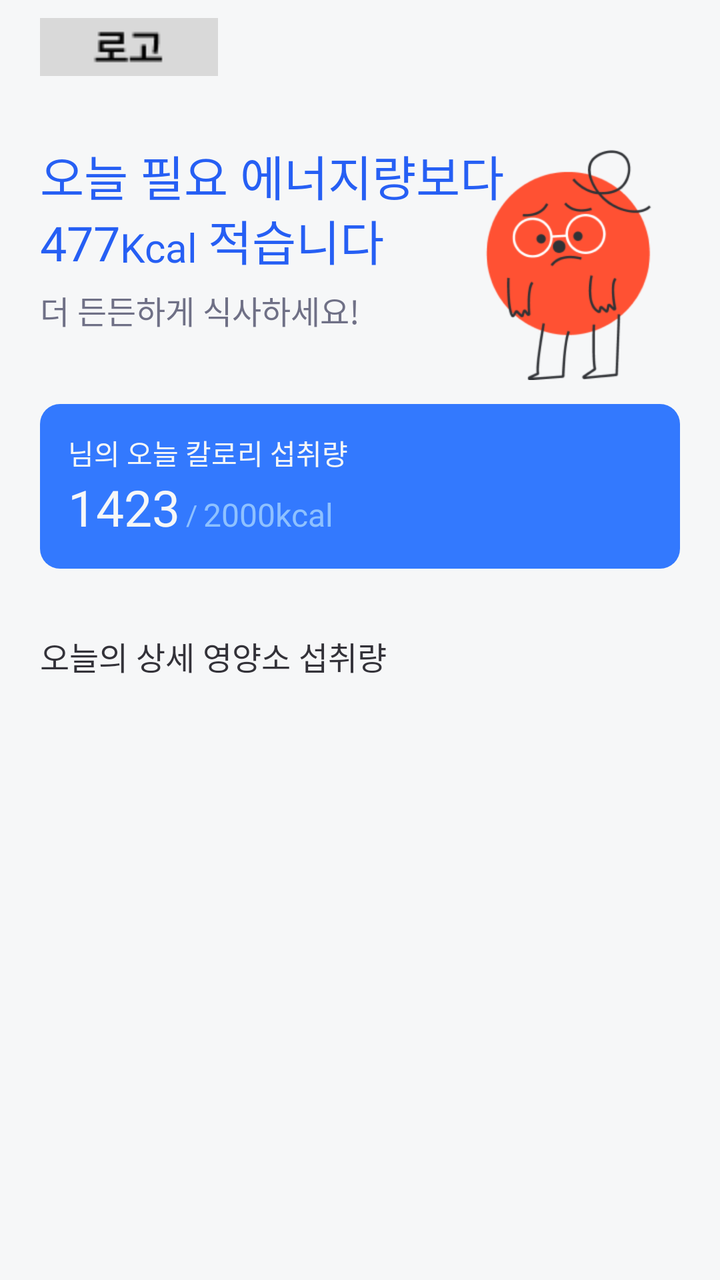
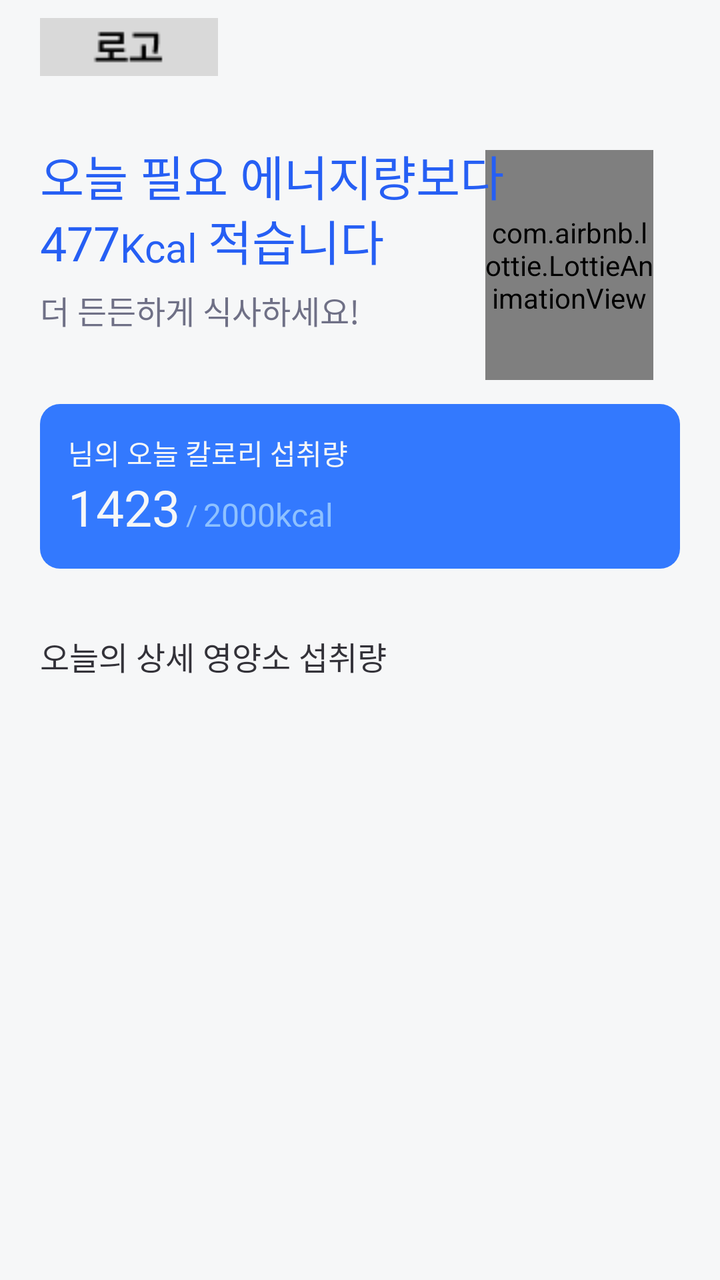

Before-and-after screenshots of an Android layout around one commit, followed by the original layout XML and the change that was made.
<!-- AndroidManifest.xml: application theme Theme.BeYourEyes -->
<!-- res/layout/fragment_home.xml -->
<?xml version="1.0" encoding="utf-8"?>
<ScrollView xmlns:android="http://schemas.android.com/apk/res/android"
    xmlns:app="http://schemas.android.com/apk/res-auto"
    xmlns:tools="http://schemas.android.com/tools"
    android:id="@+id/layout"
    android:layout_width="match_parent"
    android:layout_height="match_parent"
    android:background="@color/gray_50"
    android:scrollbarSize="0dp"
    tools:context=".ui.home.HomeFragment">


    <androidx.constraintlayout.widget.ConstraintLayout
        android:layout_width="match_parent"
        android:layout_height="wrap_content">

        <ImageView
            android:id="@+id/logo"
            android:layout_width="wrap_content"
            android:layout_height="wrap_content"
            android:layout_marginStart="20dp"
            android:layout_marginTop="9dp"
            android:src="@drawable/tmp_home_logo"
            app:layout_constraintStart_toStartOf="parent"
            app:layout_constraintTop_toTopOf="parent" />

        <androidx.constraintlayout.widget.ConstraintLayout
            android:id="@+id/topMsgLayout"
            android:layout_width="match_parent"
            android:layout_height="wrap_content"
            android:layout_marginStart="20dp"
            android:layout_marginTop="70dp"
            android:layout_marginEnd="20dp"
            app:layout_constraintEnd_toEndOf="parent"
            app:layout_constraintStart_toStartOf="parent"
            app:layout_constraintTop_toTopOf="parent">

            <ImageView
                android:id="@+id/topCharacter"
                android:layout_width="84dp"
                android:layout_height="115dp"
                android:layout_marginTop="5dp"
                android:layout_marginEnd="14dp"
                android:src="@drawable/home_sad"
                app:layout_constraintBottom_toBottomOf="parent"
                app:layout_constraintEnd_toEndOf="parent"
                app:layout_constraintHorizontal_bias="1.0"
                app:layout_constraintStart_toEndOf="@+id/topMsg1"
                app:layout_constraintTop_toTopOf="parent"
                app:layout_constraintVertical_bias="1.0" />

            <TextView
                android:id="@+id/topMsg1"
                android:layout_width="wrap_content"
                android:layout_height="wrap_content"
                android:fontFamily="@font/wanted_sans_bold"
                android:text="@string/home_overview_msg1"
                android:textColor="@color/blue_600"
                android:textSize="24sp"
                app:layout_constraintStart_toStartOf="parent"
                app:layout_constraintTop_toTopOf="parent" />

            <TextView
                android:id="@+id/topMsg2"
                android:layout_width="wrap_content"
                android:layout_height="wrap_content"
                android:layout_marginStart="5dp"
                android:fontFamily="@font/wanted_sans_bold"
                android:text="@string/home_overview_msg2_when_less"
                android:textColor="@color/blue_600"
                android:textSize="24sp"
                app:layout_constraintBottom_toBottomOf="@+id/topMsgKcal"
                app:layout_constraintStart_toEndOf="@+id/topMsgKcalUnit" />

            <TextView
                android:id="@+id/topMsgKcal"
                android:layout_width="wrap_content"
                android:layout_height="wrap_content"
                android:fontFamily="@font/wanted_sans_extra_black"
                android:text="@string/tmp_home_kcal_diff_value"
                android:textColor="@color/blue_600"
                android:textSize="24sp"
                app:layout_constraintStart_toStartOf="parent"
                app:layout_constraintTop_toBottomOf="@+id/topMsg1" />

            <TextView
                android:id="@+id/topMsgKcalUnit"
                android:layout_width="wrap_content"
                android:layout_height="wrap_content"
                android:fontFamily="@font/wanted_sans_extra_bold"
                android:text="@string/home_overview_kcal_unit"
                android:textColor="@color/blue_600"
                android:textSize="20sp"
                app:layout_constraintBottom_toBottomOf="@+id/topMsgKcal"
                app:layout_constraintStart_toEndOf="@+id/topMsgKcal"
                app:layout_constraintTop_toTopOf="@+id/topMsgKcal"
                app:layout_constraintVertical_bias="0.93" />

            <TextView
                android:id="@+id/topMsgSmall"
                android:layout_width="wrap_content"
                android:layout_height="wrap_content"
                android:layout_marginTop="6dp"
                android:fontFamily="@font/wanted_sans_semi_bold"
                android:text="@string/home_advice_when_less"
                android:textColor="@color/gray_700"
                android:textSize="16sp"
                app:layout_constraintStart_toStartOf="parent"
                app:layout_constraintTop_toBottomOf="@+id/topMsgKcal" />
        </androidx.constraintlayout.widget.ConstraintLayout>

        <androidx.constraintlayout.widget.ConstraintLayout
            android:id="@+id/todayKcalLayout"
            android:layout_width="match_parent"
            android:layout_height="wrap_content"
            android:layout_marginStart="20dp"
            android:layout_marginTop="12dp"
            android:layout_marginEnd="20dp"
            android:background="@drawable/shape_background_b500_10"
            android:padding="14dp"
            app:layout_constraintEnd_toEndOf="parent"
            app:layout_constraintStart_toStartOf="parent"
            app:layout_constraintTop_toBottomOf="@id/topMsgLayout">

            <TextView
                android:id="@+id/todayKcalLabel"
                android:layout_width="wrap_content"
                android:layout_height="wrap_content"
                android:fontFamily="@font/wanted_sans_bold"
                android:text="@string/home_today_kcal_label"
                android:textColor="@color/gray_50"
                android:textSize="14sp"
                app:layout_constraintStart_toStartOf="parent"
                app:layout_constraintTop_toTopOf="parent" />

            <TextView
                android:id="@+id/kcalToday"
                android:layout_width="wrap_content"
                android:layout_height="wrap_content"
                android:fontFamily="@font/wanted_sans_bold"
                android:text="@string/tmp_home_kcal_value"
                android:textColor="@color/gray_50"
                android:textSize="25sp"
                app:layout_constraintStart_toStartOf="parent"
                app:layout_constraintTop_toBottomOf="@+id/todayKcalLabel" />

            <TextView
                android:id="@+id/kcalSlash"
                android:layout_width="wrap_content"
                android:layout_height="wrap_content"
                android:layout_marginStart="3dp"
                android:fontFamily="@font/wanted_sans_extra_bold"
                android:text="@string/home_slash"
                android:textColor="@color/blue_300"
                android:textSize="14sp"
                app:layout_constraintBottom_toBottomOf="@+id/kcalToday"
                app:layout_constraintStart_toEndOf="@+id/kcalToday"
                app:layout_constraintTop_toTopOf="@+id/kcalToday"
                app:layout_constraintVertical_bias="0.75" />

            <TextView
                android:id="@+id/kcalGoal"
                android:layout_width="wrap_content"
                android:layout_height="wrap_content"
                android:layout_marginStart="3dp"
                android:fontFamily="@font/wanted_sans_extra_bold"
                android:text="@string/tmp_home_kcal_daily_value"
                android:textColor="@color/blue_300"
                android:textSize="16sp"
                app:layout_constraintBottom_toBottomOf="@+id/kcalSlash"
                app:layout_constraintStart_toEndOf="@+id/kcalSlash"
                app:layout_constraintTop_toTopOf="@+id/kcalSlash" />

        </androidx.constraintlayout.widget.ConstraintLayout>

        <androidx.constraintlayout.widget.ConstraintLayout
            android:id="@+id/todayNutriLayout"
            android:layout_width="0dp"
            android:layout_height="wrap_content"
            android:layout_marginTop="32dp"
            android:layout_marginBottom="30dp"
            app:layout_constraintBottom_toBottomOf="parent"
            app:layout_constraintEnd_toEndOf="parent"
            app:layout_constraintStart_toStartOf="parent"
            app:layout_constraintTop_toBottomOf="@id/todayKcalLayout"
            app:layout_constraintVertical_bias="1.0">

            <TextView
                android:id="@+id/todayNutriLabel"
                android:layout_width="match_parent"
                android:layout_height="wrap_content"
                android:layout_marginHorizontal="20dp"
                android:layout_marginStart="20dp"
                android:layout_marginEnd="20dp"
                android:fontFamily="@font/wanted_sans_bold"
                android:text="@string/home_today_nutri_label"
                android:textColor="@color/gray_950"
                android:textSize="16sp"
                app:layout_constraintEnd_toEndOf="parent"
                app:layout_constraintStart_toStartOf="parent"
                app:layout_constraintTop_toTopOf="parent" />

            <androidx.recyclerview.widget.RecyclerView
                android:id="@+id/todayNutriRecyclerView"
                android:layout_width="match_parent"
                android:layout_height="wrap_content"
                android:layout_marginHorizontal="13dp"
                android:layout_marginTop="20dp"
                app:layout_constraintEnd_toEndOf="parent"
                app:layout_constraintStart_toStartOf="parent"
                app:layout_constraintTop_toBottomOf="@id/todayNutriLabel" />

        </androidx.constraintlayout.widget.ConstraintLayout>

    </androidx.constraintlayout.widget.ConstraintLayout>
</ScrollView>
<!-- resources referenced by this layout -->
<resources>
  <color name="blue_300">#8EC1FF</color>
  <color name="blue_600">#265FF4</color>
  <color name="gray_50">#F6F7F8</color>
  <color name="gray_700">#6F7086</color>
  <color name="gray_950">#333239</color>
  <!-- drawable home_sad: png bitmap (drawable, 16194 bytes) -->
  <!-- drawable shape_background_b500_10 (drawable) -->
  <?xml version="1.0" encoding="utf-8"?>
  <shape
      xmlns:android="http://schemas.android.com/apk/res/android"
      android:shape="rectangle">
      <solid android:color="@color/blue_500" />
      <corners android:radius="10dp" />
  </shape>
  <!-- drawable tmp_home_logo: png bitmap (drawable, 526 bytes) -->
  <string name="home_advice_when_less">더 든든하게 식사하세요!</string>
  <string name="home_overview_kcal_unit">Kcal</string>
  <string name="home_overview_msg1">오늘 필요 에너지량보다</string>
  <string name="home_overview_msg2_when_less">적습니다</string>
  <string name="home_slash">/</string>
  <string name="home_today_kcal_label">님의 오늘 칼로리 섭취량</string>
  <string name="home_today_nutri_label">오늘의 상세 영양소 섭취량</string>
  <string name="tmp_home_kcal_daily_value">2000kcal</string>
  <string name="tmp_home_kcal_diff_value">477</string>
  <string name="tmp_home_kcal_value">1423</string>
  <style name="Theme.BeYourEyes" parent="Theme.MaterialComponents.Light.NoActionBar">
          
          <item name="colorPrimary">@color/blue_500</item>
          <item name="colorPrimaryVariant">@color/blue_700</item>
          <item name="colorOnPrimary">@color/white</item>
          
          <item name="colorSecondary">@color/teal_200</item>
          <item name="colorSecondaryVariant">@color/teal_700</item>
          <item name="colorOnSecondary">@color/black</item>
          
          <item name="android:statusBarColor">@color/gray_50</item>
          <item name="android:windowLightStatusBar">true</item>
          <item name="android:navigationBarColor">@color/gray_50</item>
          
          <item name="chipStyle">@style/TextChipStyle</item>
      </style>
  <color name="blue_500">#3379FE</color>
  <color name="blue_700">#1543E0</color>
  <color name="white">#FFFFFF</color>
  <color name="teal_200">#FF03DAC5</color>
  <color name="teal_700">#FF018786</color>
  <color name="black">#FF000000</color>
  <style name="TextChipStyle" parent="Widget.MaterialComponents.Chip.Choice">
          <item name="chipCornerRadius">10dp</item>
          <item name="chipMinHeight">58dp</item>
          <item name="chipBackgroundColor">@color/chip_bg_color</item>
          <item name="android:textColor">@color/chip_text_color</item>
          <item name="chipStrokeColor">@color/chip_stroke_color</item>
          <item name="chipStrokeWidth">2dp</item>
          <item name="android:textAlignment">center</item>
          <item name="fontFamily">@font/wanted_sans_semi_bold</item>
          <item name="android:textSize">16sp</item>
          <item name="android:paddingTop">14dp</item>
          <item name="android:paddingBottom">14dp</item>
      </style>
</resources>

<!-- the commit's change to res/layout/fragment_home.xml (unified diff, before → after) -->
@@ -35,19 +35,20 @@
             app:layout_constraintStart_toStartOf="parent"
             app:layout_constraintTop_toTopOf="parent">
 
-            <ImageView
-                android:id="@+id/topCharacter"
+            <com.airbnb.lottie.LottieAnimationView
                 android:layout_width="84dp"
                 android:layout_height="115dp"
                 android:layout_marginTop="5dp"
                 android:layout_marginEnd="14dp"
-                android:src="@drawable/home_sad"
                 app:layout_constraintBottom_toBottomOf="parent"
                 app:layout_constraintEnd_toEndOf="parent"
-                app:layout_constraintHorizontal_bias="1.0"
+                app:layout_constraintHorizontal_bias="0.962"
                 app:layout_constraintStart_toEndOf="@+id/topMsg1"
                 app:layout_constraintTop_toTopOf="parent"
-                app:layout_constraintVertical_bias="1.0" />
+                app:layout_constraintVertical_bias="0.0"
+                app:lottie_autoPlay="true"
+                app:lottie_loop="false"
+                app:lottie_rawRes="@raw/less_nutri" />
 
             <TextView
                 android:id="@+id/topMsg1"
<!-- resource entries referenced after the edit -->
@@ -5,7 +5,6 @@
   <color name="gray_50">#F6F7F8</color>
   <color name="gray_700">#6F7086</color>
   <color name="gray_950">#333239</color>
-  <!-- drawable home_sad: png bitmap (drawable, 16194 bytes) -->
   <!-- drawable shape_background_b500_10 (drawable) -->
   <?xml version="1.0" encoding="utf-8"?>
   <shape
